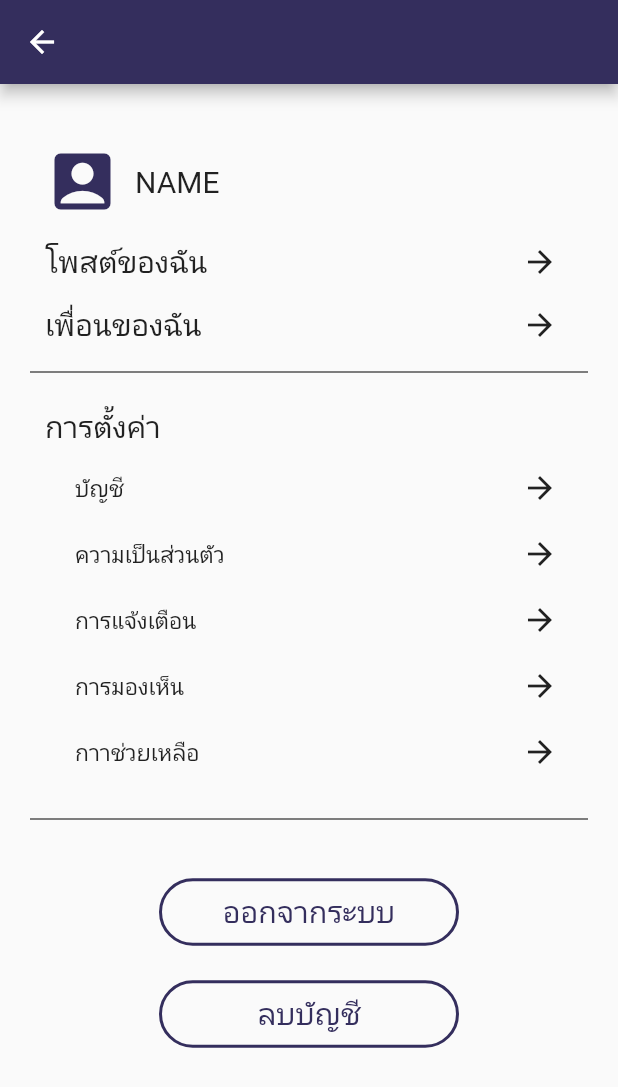
After one commit to wasinphand/SONK, a Flutter app: the Profile screen opened by its route, on a phone screen of 412 x 824 dp. The commit adds this screen. Shown: the top 1087 px of the screen. Run offline on Flutter 3.47's test engine with Material 2 defaults, Android fonts, the phone set to English and light mode, and no system bars; network calls fail.

Commit message:
feat : add profile not complete

```diff
--- /dev/null
+++ b/lib/commons/navBar.dart
@@ -0,0 +1,13 @@
+import 'package:flutter/material.dart';
+
+class NavBar extends StatefulWidget {
+  @override
+  _NavBarState createState() => _NavBarState();
+}
+
+class _NavBarState extends State<NavBar> {
+  @override
+  Widget build(BuildContext context) {
+    return Container();
+  }
+}
--- a/lib/main.dart
+++ b/lib/main.dart
@@ -3,7 +3,7 @@ import 'package:flutter/material.dart';
 import 'package:sonk/screens/login/login.dart';
 import 'package:sonk/screens/mainScreen.dart';
 import 'package:sonk/screens/searchFilter.dart';
-
+import 'package:sonk/screens/Profile/index.dart';
 void main() => runApp(MyApp());
 
 class MyApp extends StatelessWidget {
@@ -14,6 +14,7 @@ class MyApp extends StatelessWidget {
         'login_screen' : (context)=> LoginScreen(),
         'main_screen' : (context)=> MainScreen(),
         'search_filter' : (context)=>searchFilter(),
+        'Profile' : (context)=>Profile(),
       },
       initialRoute: 'login_screen',
     );
--- /dev/null
+++ b/lib/screens/Profile/index.dart
@@ -0,0 +1,95 @@
+import 'package:flutter/material.dart';
+import 'package:sonk/screens/Profile/styleButtonInProfile.dart';
+class Profile extends StatelessWidget {
+  @override
+  Widget build(BuildContext context) {
+    return Scaffold(
+      appBar: AppBar(
+        leading: IconButton(icon: Icon(Icons.arrow_back),onPressed: (){Navigator.pop(context);},),
+        backgroundColor: Color.fromRGBO(52, 46, 93, 1),
+      ),
+      body: Column(
+        children: <Widget>[
+          SizedBox(height: 40,),
+          Row(
+            children: <Widget>[
+              Container(
+                margin: EdgeInsets.only(left: 30),
+                alignment: Alignment(-0.85,0),
+                child: Icon(Icons.account_box,size: 50,color: Color.fromRGBO(52, 46, 93, 1),),
+              ),
+              Container(
+                margin: EdgeInsets.only(left: 10),
+                child: Text("NAME",style: TextStyle(fontSize: 20),),
+              ),
+            ],
+          ),
+          SizedBox(height: 15,),
+          ProfileButton(name: "โพสต์ของฉัน",fontSize: 20,linkTo: "MyPost",),
+          SizedBox(height: 15,),
+          ProfileButton(name: "เพื่อนของฉัน",fontSize: 20,linkTo: "MyFriends",),
+          SizedBox(height: 10,),
+          Container(
+            margin: EdgeInsets.symmetric(horizontal: 20),
+            child: Divider(color: Colors.black,),
+          ),
+          SizedBox(height: 15,),
+         Container(
+           alignment: Alignment.centerLeft,
+           margin: EdgeInsets.symmetric(horizontal: 30),
+           child:  Text("การตั้งค่า",style: TextStyle(fontSize: 20)),
+         ),
+          SizedBox(height: 15,),
+          Container(
+            margin:EdgeInsets.only(left: 20),
+            child: Column(
+              children: <Widget>[
+                ProfileButton(name: "บัญชี",fontSize: 15,linkTo: "MyAccount",),
+                SizedBox(height: 20,),
+                ProfileButton(name: "ความเป็นส่วนตัว",fontSize: 15,linkTo: "Privacy",),
+                SizedBox(height: 20,),
+                ProfileButton(name: "การแจ้งเตือน",fontSize: 15,linkTo: "Notification",),
+                SizedBox(height: 20,),
+                ProfileButton(name: "การมองเห็น",fontSize: 15,linkTo: "View",),
+                SizedBox(height: 20,),
+                ProfileButton(name: "กาาช่วยเหลือ",fontSize: 15,linkTo: "Help",),
+              ],
+            ),
+          ),
+          SizedBox(height: 25,),
+          Container(
+            margin: EdgeInsets.symmetric(horizontal: 20),
+            child: Divider(color: Colors.black,),
+          ),
+          SizedBox(height: 30,),
+          Center(
+              child: ButtonTheme(
+                height: 45,
+                minWidth: 200,
+                child: OutlineButton(
+                  borderSide: BorderSide(color: Color.fromRGBO(52, 46, 93, 1),width: 2),
+                  shape: new RoundedRectangleBorder(borderRadius: new BorderRadius.circular(40.0)),
+                  onPressed: null,
+                  child: Text("ออกจากระบบ",style: TextStyle(fontSize: 20,color: Color.fromRGBO(52, 46, 93, 1)),),
+                ),
+              )
+          ),
+          SizedBox(height: 20,),
+          Center(
+              child: ButtonTheme(
+                height: 45,
+                minWidth: 200,
+                child: OutlineButton(
+                  borderSide: BorderSide(color: Color.fromRGBO(52, 46, 93, 1),width: 2),
+                  shape: new RoundedRectangleBorder(borderRadius: new BorderRadius.circular(40.0)),
+                  onPressed: null,
+                  child: Text("ลบบัญชี",style: TextStyle(fontSize: 20,color: Color.fromRGBO(52, 46, 93, 1)),),
+                ),
+              )
+          ),
+        ],
+      ),
+
+    );
+  }
+}
--- /dev/null
+++ b/lib/screens/Profile/styleButtonInProfile.dart
@@ -0,0 +1,28 @@
+import 'package:flutter/material.dart';
+class ProfileButton extends StatelessWidget {
+  String name;
+  int fontSize;
+  String linkTo;
+  ProfileButton({this.name,this.fontSize,this.linkTo});
+
+  @override
+  Widget build(BuildContext context) {
+    return GestureDetector(
+      onTap: (){print(this.linkTo);},
+      child: Row(
+        mainAxisAlignment: MainAxisAlignment.spaceBetween,
+        children: <Widget>[
+          Container(
+            // alignment: Alignment.centerLeft,
+            margin: EdgeInsets.symmetric(horizontal: 30),
+            child:Text(this.name,style: TextStyle(fontSize: this.fontSize.toDouble()),),
+          ),
+          Container(
+            margin: EdgeInsets.symmetric(horizontal: 40),
+            child: Icon(Icons.arrow_forward),
+          )
+        ],
+      ),
+    );
+  }
+}
--- a/lib/screens/mainScreen.dart
+++ b/lib/screens/mainScreen.dart
@@ -11,6 +11,12 @@ class MainScreen extends StatefulWidget {
 class _MainScreenState extends State<MainScreen> {
   TextEditingController _textController;
   int _currentIndex = 0;
+
+  void handlePage(){
+    if(this._currentIndex==0){
+      Navigator.pushNamed(context, 'Profile');
+    }
+  }
 
   @override
   Widget build(BuildContext context) {
@@ -66,6 +72,7 @@ class _MainScreenState extends State<MainScreen> {
           setState(() {
             _currentIndex = index;
           });
+          handlePage();
         },
         items: allIcons.map((Detail detail) {
           return BottomNavigationBarItem(
--- a/lib/screens/searchFilter.dart
+++ b/lib/screens/searchFilter.dart
@@ -2,6 +2,7 @@ import 'package:flutter/material.dart';
 import 'package:sonk/screens/login/selectGender.dart';
 import 'package:sonk/screens/login/slide.dart';
 import 'package:sonk/commons/selectButton.dart';
+
 class searchFilter extends StatefulWidget {
   @override
   _searchFilterState createState() => _searchFilterState();
```
